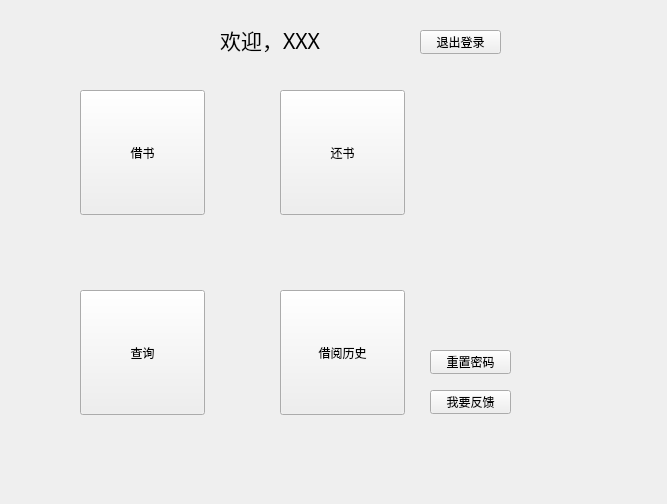
Old version of the form user_menu.ui in the repository belunch/book_manage_system.
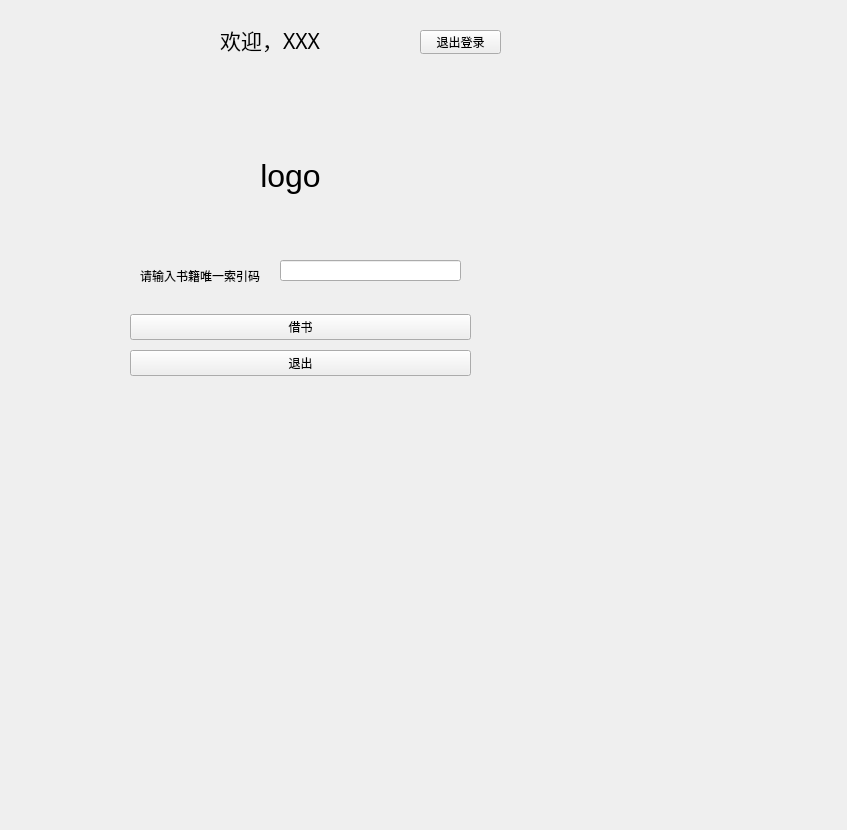
New version of the form. The open tabs and pages were chosen to show the change.

Diff of the .ui file:
```diff
--- a/user_menu.ui
+++ b/user_menu.ui
@@ -6,8 +6,8 @@
    <rect>
     <x>0</x>
     <y>0</y>
-    <width>667</width>
-    <height>504</height>
+    <width>847</width>
+    <height>830</height>
    </rect>
   </property>
   <property name="windowTitle">
@@ -60,24 +60,21 @@
     <string>退出登录</string>
    </property>
   </widget>
-  <widget class="QPushButton" name="button_reset_password">
+  <widget class="QStackedWidget" name="stackedWidget">
    <property name="geometry">
     <rect>
-     <x>430</x>
-     <y>350</y>
-     <width>81</width>
-     <height>24</height>
+     <x>40</x>
+     <y>60</y>
+     <width>521</width>
+     <height>381</height>
     </rect>
    </property>
-   <property name="text">
-    <string>重置密码</string>
-   </property>
-  </widget>
+   <widget class="QWidget" name="page_main_menu">
   <widget class="QPushButton" name="button_feedback">
    <property name="geometry">
     <rect>
-     <x>430</x>
-     <y>390</y>
+       <x>360</x>
+       <y>320</y>
      <width>81</width>
      <height>24</height>
     </rect>
@@ -86,11 +83,11 @@
     <string>我要反馈</string>
    </property>
   </widget>
-  <widget class="QWidget" name="">
+    <widget class="QWidget" name="layoutWidget">
    <property name="geometry">
     <rect>
-     <x>70</x>
-     <y>80</y>
+       <x>0</x>
+       <y>10</y>
      <width>345</width>
      <height>345</height>
     </rect>
@@ -188,6 +185,94 @@
      </widget>
     </item>
    </layout>
+    </widget>
+    <widget class="QPushButton" name="button_reset_password">
+     <property name="geometry">
+      <rect>
+       <x>360</x>
+       <y>280</y>
+       <width>81</width>
+       <height>24</height>
+      </rect>
+     </property>
+     <property name="text">
+      <string>重置密码</string>
+     </property>
+    </widget>
+   </widget>
+   <widget class="QWidget" name="page_borrow">
+    <widget class="QLineEdit" name="lineEdit">
+     <property name="geometry">
+      <rect>
+       <x>240</x>
+       <y>200</y>
+       <width>181</width>
+       <height>21</height>
+      </rect>
+     </property>
+    </widget>
+    <widget class="QLabel" name="label">
+     <property name="geometry">
+      <rect>
+       <x>100</x>
+       <y>200</y>
+       <width>131</width>
+       <height>31</height>
+      </rect>
+     </property>
+     <property name="text">
+      <string>请输入书籍唯一索引码</string>
+     </property>
+    </widget>
+    <widget class="QLabel" name="label_2">
+     <property name="geometry">
+      <rect>
+       <x>190</x>
+       <y>50</y>
+       <width>121</width>
+       <height>131</height>
+      </rect>
+     </property>
+     <property name="font">
+      <font>
+       <pointsize>24</pointsize>
+      </font>
+     </property>
+     <property name="text">
+      <string>logo</string>
+     </property>
+     <property name="alignment">
+      <set>Qt::AlignmentFlag::AlignCenter</set>
+     </property>
+    </widget>
+    <widget class="QWidget" name="widget" native="true">
+     <property name="geometry">
+      <rect>
+       <x>90</x>
+       <y>250</y>
+       <width>341</width>
+       <height>72</height>
+      </rect>
+     </property>
+     <layout class="QGridLayout" name="gridLayout_2">
+      <item row="0" column="0">
+       <widget class="QPushButton" name="pushButton">
+        <property name="text">
+         <string>借书</string>
+        </property>
+       </widget>
+      </item>
+      <item row="1" column="0">
+       <widget class="QPushButton" name="pushButton_2">
+        <property name="text">
+         <string>退出</string>
+        </property>
+       </widget>
+      </item>
+     </layout>
+    </widget>
+   </widget>
+   <widget class="QWidget" name="page"/>
   </widget>
  </widget>
  <resources/>
```
Left out of the diff: 4 changed lines with no effect on the pictures. Lines whose indentation alone changed are shown as unchanged.
